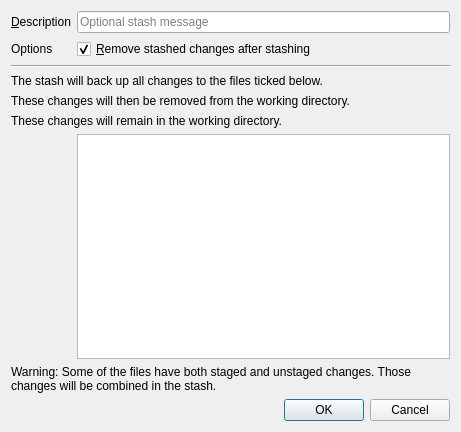
This is gitfourchette/forms/stashdialog.ui in weblate/gitfourchette as Qt 5 draws it before an edit. The edited form follows.
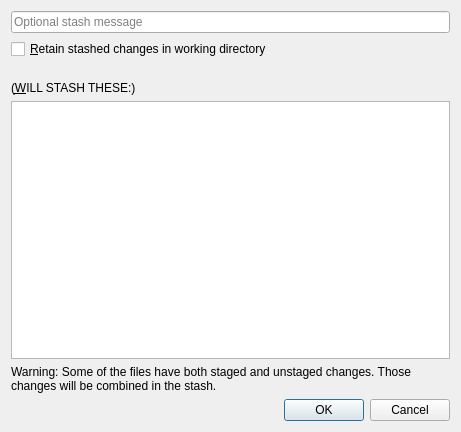
This is the edited form.

Commit message: Simplify StashDialog UI; Consistent buddy colons in dialogs

Patch:
```diff
--- a/gitfourchette/forms/stashdialog.ui
+++ b/gitfourchette/forms/stashdialog.ui
@@ -3,7 +3,7 @@
  <class>StashDialog</class>
  <widget class="QDialog" name="StashDialog">
   <property name="windowModality">
-   <enum>Qt::NonModal</enum>
+   <enum>Qt::WindowModality::NonModal</enum>
   </property>
   <property name="enabled">
    <bool>true</bool>
@@ -31,106 +31,86 @@
   <property name="modal">
    <bool>true</bool>
   </property>
-  <layout class="QFormLayout" name="formLayout">
-   <property name="fieldGrowthPolicy">
-    <enum>QFormLayout::ExpandingFieldsGrow</enum>
-   </property>
-   <item row="0" column="0">
-    <widget class="QLabel" name="messageLabel">
-     <property name="text">
-      <string>&amp;Description</string>
-     </property>
-     <property name="buddy">
-      <cstring>messageEdit</cstring>
-     </property>
-    </widget>
-   </item>
-   <item row="0" column="1">
+  <layout class="QVBoxLayout">
+   <item>
     <widget class="QLineEdit" name="messageEdit">
      <property name="placeholderText">
       <string>Optional stash message</string>
      </property>
     </widget>
    </item>
-   <item row="1" column="0">
-    <widget class="QLabel" name="optionsLabel">
-     <property name="text">
-      <string>Options</string>
-     </property>
-    </widget>
-   </item>
-   <item row="1" column="1">
-    <widget class="QCheckBox" name="cleanupCheckBox">
+   <item>
+    <widget class="QCheckBox" name="keepCheckBox">
      <property name="toolTip">
-      <string>Normally, stashed changes are removed from the working directory.
-Untick this to leave the stashed changes intact instead.</string>
+      <string>Normally, stashed changes are removed from the working directory. Tick this to leave the stashed changes intact instead.</string>
      </property>
      <property name="text">
-      <string>&amp;Remove stashed changes after stashing</string>
+      <string>&amp;Retain stashed changes in working directory</string>
      </property>
      <property name="checked">
-      <bool>true</bool>
+      <bool>false</bool>
      </property>
     </widget>
    </item>
-   <item row="3" column="0" colspan="2">
-    <widget class="Line" name="line">
+   <item>
+    <spacer name="verticalSpacer">
      <property name="orientation">
-      <enum>Qt::Horizontal</enum>
+      <enum>Qt::Orientation::Vertical</enum>
      </property>
-    </widget>
-   </item>
-   <item row="4" column="0" colspan="2">
-    <widget class="QLabel" name="willBackUpChangesLabel">
-     <property name="text">
-      <string>The stash will back up all changes to the files ticked below.</string>
+     <property name="sizeType">
+      <enum>QSizePolicy::Policy::Fixed</enum>
      </property>
-    </widget>
-   </item>
-   <item row="5" column="0" colspan="2">
-    <widget class="QLabel" name="willRemoveChangesLabel">
-     <property name="text">
-      <string>These changes will then be removed from the working directory.</string>
+     <property name="sizeHint" stdset="0">
+      <size>
+       <width>20</width>
+       <height>16</height>
+      </size>
      </property>
-    </widget>
+    </spacer>
    </item>
-   <item row="6" column="0" colspan="2">
-    <widget class="QLabel" name="willKeepChangesLabel">
+   <item>
+    <widget class="QLabel" name="willStashLabel">
      <property name="text">
-      <string>These changes will remain in the working directory.</string>
+      <string notr="true">(&amp;WILL STASH THESE:)</string>
      </property>
+     <property name="wordWrap">
+      <bool>true</bool>
+     </property>
+     <property name="buddy">
+      <cstring>fileList</cstring>
+     </property>
     </widget>
    </item>
-   <item row="7" column="1">
+   <item>
     <widget class="QListWidget" name="fileList">
      <property name="selectionMode">
-      <enum>QAbstractItemView::ExtendedSelection</enum>
+      <enum>QAbstractItemView::SelectionMode::ExtendedSelection</enum>
      </property>
     </widget>
    </item>
-   <item row="17" column="1">
+   <item>
+    <widget class="QLabel" name="indexAndWtWarning">
+     <property name="text">
+      <string>Warning: Some of the files have both staged and unstaged changes. Those changes will be combined in the stash.</string>
+     </property>
+     <property name="wordWrap">
+      <bool>true</bool>
+     </property>
+    </widget>
+   </item>
+   <item>
     <widget class="QDialogButtonBox" name="buttonBox">
      <property name="orientation">
-      <enum>Qt::Horizontal</enum>
+      <enum>Qt::Orientation::Horizontal</enum>
      </property>
      <property name="standardButtons">
-      <set>QDialogButtonBox::Cancel|QDialogButtonBox::Ok</set>
+      <set>QDialogButtonBox::StandardButton::Cancel|QDialogButtonBox::StandardButton::Ok</set>
      </property>
      <property name="centerButtons">
       <bool>false</bool>
      </property>
     </widget>
    </item>
-   <item row="8" column="0" colspan="2">
-    <widget class="QLabel" name="indexAndWtWarning">
-     <property name="text">
-      <string>Warning: Some of the files have both staged and unstaged changes. Those changes will be combined in the stash.</string>
-     </property>
-     <property name="wordWrap">
-      <bool>true</bool>
-     </property>
-    </widget>
-   </item>
   </layout>
  </widget>
  <resources/>
```
Left out of the diff: 32 changed lines with no effect on the pictures. The commit also changes 8 other files.
